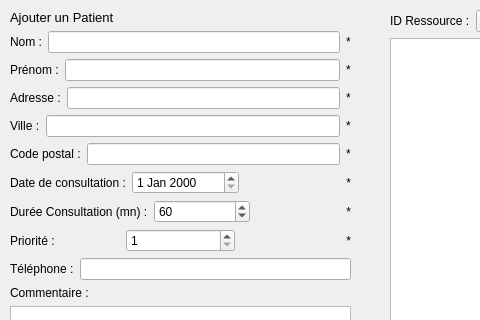
Above: view/patientwindow.ui from kilian-paquier/qt-patients before the change; both pictures show x 0 to 480 and y 0 to 320 of the 701 by 459 pixel window. Below: the same form after it.
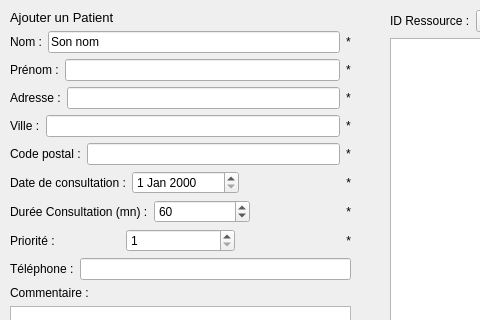
That is the form after the change.

The edit to the form file:
```diff
--- a/view/patientwindow.ui
+++ b/view/patientwindow.ui
@@ -71,7 +71,11 @@
        </widget>
       </item>
       <item>
-       <widget class="QLineEdit" name="lineEditNom"/>
+       <widget class="QLineEdit" name="lineEditNom">
+        <property name="text">
+         <string>Son nom</string>
+        </property>
+       </widget>
       </item>
       <item>
        <widget class="QLabel" name="label_3">
```
